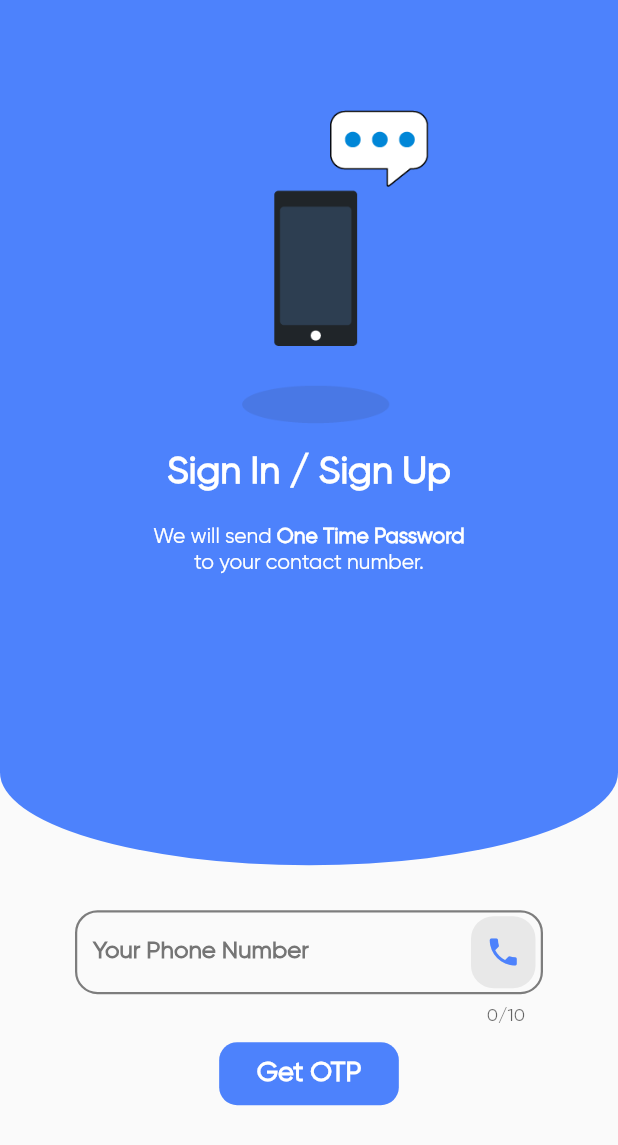
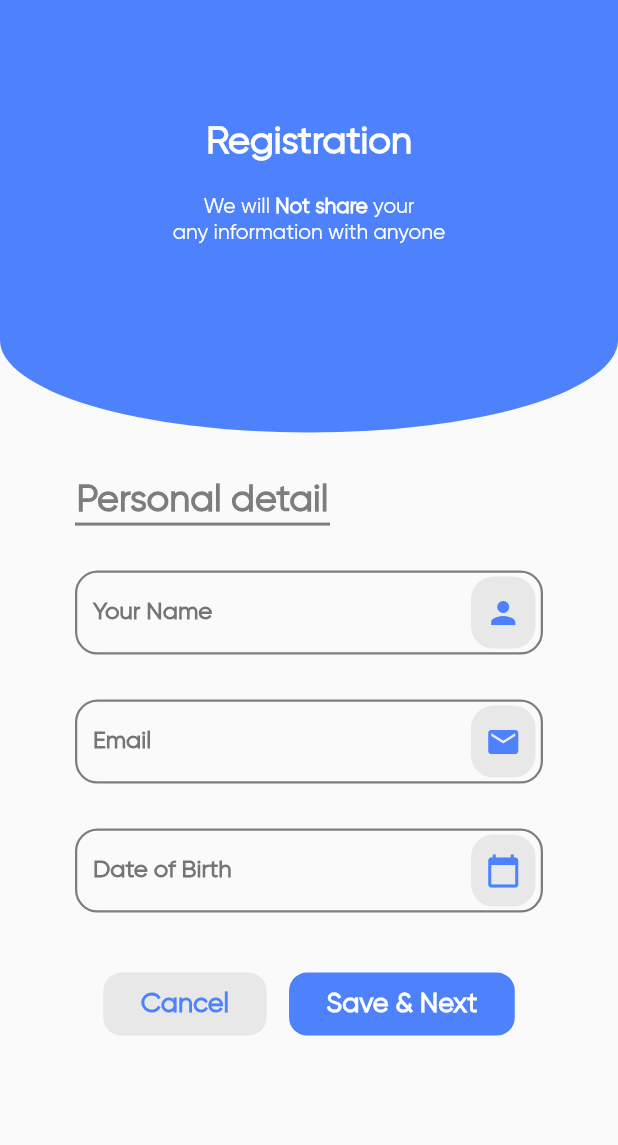
Before and after one commit to Balajijangde/DemandO, a Flutter app: the screen it shows after launch, on a phone screen of 412 x 824 dp. Shown: the top 1145 px of the screen. Run offline on Flutter 3.47's test engine with Material 2 defaults, Android fonts, the phone set to English and light mode, and no system bars; our stand-ins replace cloud_firestore, connectivity, file_picker, firebase_auth, firebase_core, firebase_storage and 7 more; missing offline and left inert: commons, flutter_statusbarcolor; accounts and stored records are empty.

Commit message:
6th feb work

```diff
--- a/lib/AppConstants.dart
+++ b/lib/AppConstants.dart
@@ -21,10 +21,12 @@ const String RegistrationScreen3Route = "RegistrationScreen3";
 const String RegistrationScreen4Route = "RegistrationScreen4";
 const String LoginViewRoute = "LoginView";
 const String OtpVerificationViewRoute = "OtpVerificationView";
+const String Registration1ViewRoute = "Registration1View";
 
 enum ViewState { Idle, Busy }
 
-InputDecoration appInputDecoration({String labelText, IconData icon}) {
+InputDecoration appInputDecoration(
+    {String labelText, IconData icon, bool showIcon}) {
   return InputDecoration(
     disabledBorder: OutlineInputBorder(
         borderRadius: BorderRadius.all(Radius.circular(15.0)),
--- a/lib/router.dart
+++ b/lib/router.dart
@@ -4,6 +4,7 @@ import 'package:demando/screens/registration/RegistrationScreen3.dart';
 import 'package:demando/screens/registration/RegistrationScreen4.dart';
 import 'package:demando/ui/views/login/login_view.dart';
 import 'package:demando/ui/views/otp/otp_verification_view.dart';
+import 'package:demando/ui/views/registration1/registration1_view.dart';
 import "package:flutter/material.dart";
 import "package:demando/AppConstants.dart";
 import "package:demando/screens/SigninScreen.dart";
@@ -39,6 +40,9 @@ Route<dynamic> generateRoute(RouteSettings settings) {
     case LandingScreenRoute:
       return PageTransition(
           child: LandingScreen(), type: PageTransitionType.rightToLeft);
+    case Registration1ViewRoute:
+      return PageTransition(
+          child: Registration1View(), type: PageTransitionType.rightToLeft);
     case OtpVerificationViewRoute:
       final Map<String, dynamic> args = settings.arguments;
       return PageTransition(
@@ -48,6 +52,6 @@ Route<dynamic> generateRoute(RouteSettings settings) {
               resendToken: args["resendToken"]),
           type: PageTransitionType.rightToLeft);
     default:
-      return MaterialPageRoute(builder: (context) => LoginView());
+      return MaterialPageRoute(builder: (context) => Registration1View());
   }
 }
--- /dev/null
+++ b/lib/ui/views/registration1/registration1_view.dart
@@ -0,0 +1,187 @@
+import 'package:commons/commons.dart';
+import 'package:demando/AppConstants.dart';
+import 'package:demando/ui/views/registration1/registration1_viewmodel.dart';
+import 'package:demando/ui/widgets/app_button.dart';
+import 'package:demando/ui/widgets/app_button2.dart';
+import "package:flutter/material.dart";
+import 'package:stacked/stacked.dart';
+
+class Registration1View extends StatefulWidget {
+  const Registration1View({Key key}) : super(key: key);
+
+  @override
+  _Registration1ViewState createState() => _Registration1ViewState();
+}
+
+class _Registration1ViewState extends State<Registration1View> {
+  final GlobalKey<FormState> _formkey = GlobalKey<FormState>();
+  final TextEditingController _controller = TextEditingController();
+  @override
+  Widget build(BuildContext context) {
+    return ViewModelBuilder<Registration1ViewModel>.reactive(
+        builder: (context, model, child) => Scaffold(
+                body: GestureDetector(
+              onTap: () => FocusScope.of(context).requestFocus(FocusNode()),
+              child: SingleChildScrollView(
+                child: Column(
+                  children: [
+                    Container(
+                      child: Column(
+                        children: [
+                          SizedBox(
+                            height: 80.0,
+                          ),
+                          Text(
+                            "Registration",
+                            style: TextStyle(
+                                fontSize: HeadingSize,
+                                color: Colors.white,
+                                fontWeight: FontWeight.w900),
+                          ),
+                          SizedBox(
+                            height: 20.0,
+                          ),
+                          Row(
+                            mainAxisAlignment: MainAxisAlignment.center,
+                            children: [
+                              Text(
+                                "We will ",
+                                style: TextStyle(color: Colors.white),
+                              ),
+                              Text(
+                                "Not share ",
+                                style: TextStyle(
+                                    color: Colors.white,
+                                    fontWeight: FontWeight.w900),
+                              ),
+                              Text(
+                                "your",
+                                style: TextStyle(color: Colors.white),
+                              ),
+                            ],
+                          ),
+                          Text("any information with anyone",
+                              style: TextStyle(color: Colors.white))
+                        ],
+                      ),
+                      decoration: BoxDecoration(
+                          color: Appblue,
+                          borderRadius: BorderRadius.only(
+                              bottomLeft: Radius.elliptical(300.0, 90.0),
+                              bottomRight: Radius.elliptical(300.0, 90.0))),
+                      width: double.infinity,
+                      height: MediaQuery.of(context).size.height * 0.35,
+                    ),
+                    Padding(
+                      padding: EdgeInsets.only(
+                          right: 50.0, left: 50.0, top: 30.0, bottom: 20.0),
+                      child: Form(
+                          key: _formkey,
+                          child: Column(
+                            children: [
+                              Row(children: [
+                                Column(children: [
+                                  Text(
+                                    "Personal detail",
+                                    textAlign: TextAlign.left,
+                                    style: TextStyle(
+                                      color: Appgrey,
+                                      fontSize: HeadingSize,
+                                      fontWeight: FontWeight.w900,
+                                    ),
+                                  ),
+                                  Container(
+                                    width: 170,
+                                    height: 2,
+                                    color: Appgrey,
+                                  )
+                                ]),
+                              ]),
+                              SizedBox(height: 30.0),
+                              TextFormField(
+                                  validator: (String value) =>
+                                      model.validateName(value),
+                                  decoration: appInputDecoration(
+                                      labelText: "Your Name",
+                                      icon: Icons.person)),
+                              SizedBox(
+                                height: 30.0,
+                              ),
+                              TextFormField(
+                                keyboardType: TextInputType.emailAddress,
+                                validator: (String value) =>
+                                    model.validateEmail(value),
+                                decoration: appInputDecoration(
+                                    labelText: "Email", icon: Icons.email),
+                              ),
+                              SizedBox(
+                                height: 30,
+                              ),
+                              Stack(children: [
+                                TextFormField(
+                                  enabled: false,
+                                  controller: _controller,
+                                  decoration: appInputDecoration(
+                                      labelText: "Date of Birth",
+                                      icon: Icons.calendar_today),
+                                ),
+                                Positioned(
+                                  top: 0,
+                                  bottom: 0,
+                                  right: 0,
+                                  left: 0,
+                                  child: GestureDetector(
+                                    onTap: () {
+                                      if (model.viewState == ViewState.Idle) {
+                                        showDatePicker(
+                                                context: context,
+                                                initialDate: DateTime.now(),
+                                                firstDate: DateTime(1991),
+                                                lastDate: DateTime.now())
+                                            .then((value) {
+                                          _controller.text =
+                                              "${value.day}/${value.month}/${value.year}";
+                                        });
+                                      }
+                                    },
+                                    child: Container(
+                                      height: 10.0,
+                                      width: 10.0,
+                                      color: Colors.transparent,
+                                    ),
+                                  ),
+                                ),
+                              ])
+                            ],
+                          )),
+                    ),
+                    SizedBox(
+                      height: 20.0,
+                    ),
+                    model.viewState == ViewState.Busy
+                        ? (CircularProgressIndicator())
+                        : (Row(
+                            children: [
+                              Expanded(child: Container()),
+                              AppButton2(
+                                title: "Cancel",
+                              ),
+                              SizedBox(
+                                width: 15,
+                              ),
+                              AppButton(
+                                onPressed: () => model.completeRegistration1(
+                                    _formkey, _controller),
+                                title: "Save & Next",
+                              ),
+                              Expanded(child: Container())
+                            ],
+                          )),
+                    SizedBox(height: 50.0)
+                  ],
+                ),
+              ),
+            )),
+        viewModelBuilder: () => Registration1ViewModel());
+  }
+}
--- /dev/null
+++ b/lib/ui/views/registration1/registration1_viewmodel.dart
@@ -0,0 +1,45 @@
+import 'package:commons/commons.dart';
+import 'package:demando/AppConstants.dart';
+import 'package:flutter/cupertino.dart';
+import 'package:stacked/stacked.dart';
+
+class Registration1ViewModel extends BaseViewModel {
+  ViewState _viewState = ViewState.Idle;
+  ViewState get viewState => _viewState;
+  void setViewState(ViewState viewState) {
+    this._viewState = viewState;
+    notifyListeners();
+  }
+
+  void showDialog(BuildContext context) {
+    errorDialog(
+      context,
+      "Success message",
+    );
+  }
+
+  String validateName(String value) {
+    if (value.isEmpty) {
+      return "Name is required";
+    } else if (value.length < 5 || value.length > 40) {
+      return "Name should be between 5 to 40 characters";
+    } else {
+      return null;
+    }
+  }
+
+  String validateEmail(String value) {
+    if (value.isEmpty) {
+      return "Email is required";
+    } else if (value.contains(Patterns.PATTERN_EMAIL) != true) {
+      return "Enter valid email";
+    } else {
+      return null;
+    }
+  }
+
+  void completeRegistration1(
+      GlobalKey<FormState> key, TextEditingController controller) async {
+    key.currentState.validate();
+  }
+}
--- /dev/null
+++ b/lib/ui/widgets/app_button2.dart
@@ -0,0 +1,31 @@
+import 'package:demando/AppConstants.dart';
+import "package:flutter/material.dart";
+
+class AppButton2 extends StatelessWidget {
+  final String title;
+  final Function onPressed;
+  const AppButton2({Key key, this.title, this.onPressed}) : super(key: key);
+
+  @override
+  Widget build(BuildContext context) {
+    return GestureDetector(
+      onTap: onPressed,
+      child: Container(
+        decoration: BoxDecoration(
+            color: AppLightGrey,
+            borderRadius: BorderRadius.all(Radius.circular(12.0))),
+        child: InkWell(
+          child: Padding(
+            padding: EdgeInsets.symmetric(horizontal: 25.0, vertical: 10.0),
+            child: Text(
+              title,
+              textAlign: TextAlign.center,
+              style: TextStyle(
+                  color: Appblue, fontWeight: FontWeight.w700, fontSize: 18.0),
+            ),
+          ),
+        ),
+      ),
+    );
+  }
+}
--- a/pubspec.yaml
+++ b/pubspec.yaml
@@ -38,6 +38,7 @@ dependencies:
   get_it: ^5.0.6
   logger: ^0.9.4
   pin_code_fields: ^6.1.0
+  commons: ^0.7.8+3
 
 
 
```
Also changed, not shown: pubspec.lock.
